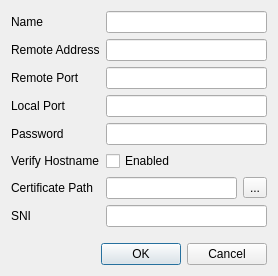
Old version of the form src/configdialog.ui in the repository sougouzhinan/trojan-qt.
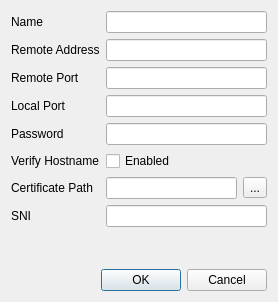
New version of the form.

The edit to the form file:
```diff
--- a/src/configdialog.ui
+++ b/src/configdialog.ui
@@ -7,7 +7,7 @@
     <x>0</x>
     <y>0</y>
     <width>278</width>
-    <height>276</height>
+    <height>302</height>
    </rect>
   </property>
   <property name="windowTitle">
```
Left out of the diff: 22 changed lines with no effect on the pictures.
